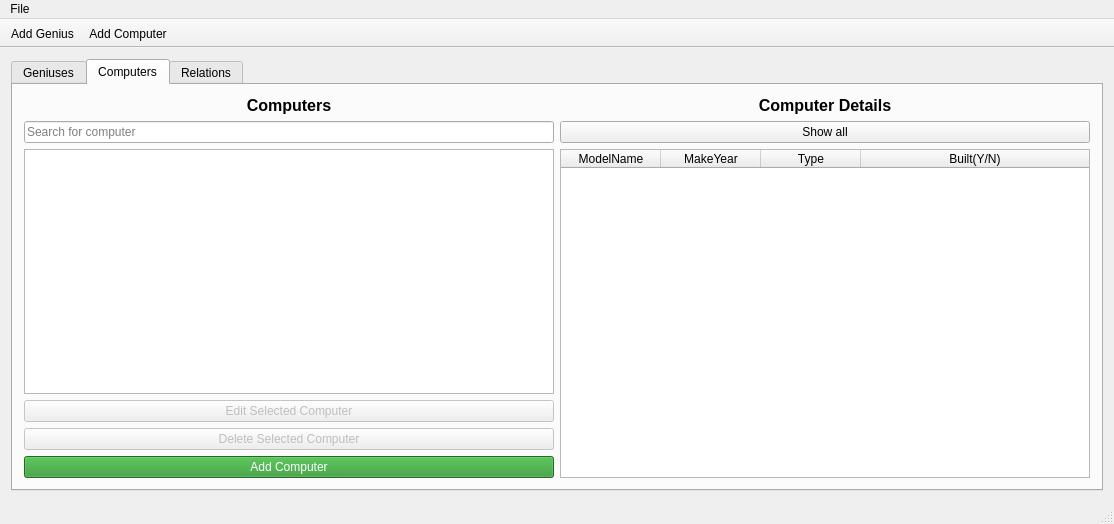
Above: mainwindow.ui from danielm15/VLN1-2016-Hopur_16 before the change. Below: the same form after it.
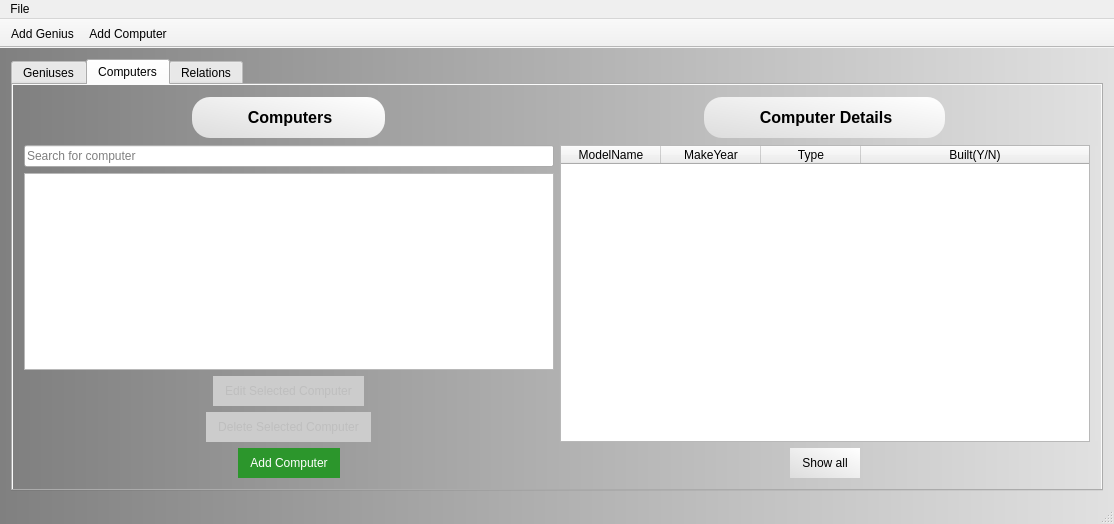
That is the form after the change. The open tabs and pages were chosen to show the change. Icons and pictures are not drawn.

Commit message: Added css and design features

Patch:
```diff
--- a/mainwindow.ui
+++ b/mainwindow.ui
@@ -17,13 +17,27 @@
    <iconset resource="resources.qrc">
     <normaloff>:/icons/images/genius-icon.png</normaloff>:/icons/images/genius-icon.png</iconset>
   </property>
+  <property name="styleSheet">
+   <string notr="true">#MainWindow{
+background-color: qlineargradient(spread:pad, x1:0, y1:0, x2:1, y2:0, stop:0 rgba(128, 128, 128, 255), stop:1 rgba(225, 225, 225, 255));
+}
+</string>
+  </property>
   <widget class="QWidget" name="centralWidget">
+   <property name="styleSheet">
+    <string notr="true">#centralWidget {
+background-color: qlineargradient(spread:pad, x1:0, y1:0, x2:1, y2:0, stop:0 rgba(128, 128, 128, 255), stop:1 rgba(225, 225, 225, 255));
+}</string>
+   </property>
    <layout class="QVBoxLayout" name="verticalLayout_6">
     <item>
      <widget class="QTabWidget" name="geniusDetails">
       <property name="autoFillBackground">
        <bool>false</bool>
       </property>
+      <property name="styleSheet">
+       <string notr="true"/>
+      </property>
       <property name="currentIndex">
        <number>2</number>
       </property>
@@ -118,8 +132,17 @@
         </item>
         <item>
          <layout class="QVBoxLayout" name="verticalLayout_2">
-          <item>
-           <widget class="QLabel" name="labelComputerDetails">
+          <item alignment="Qt::AlignHCenter">
+           <widget class="QLabel" name="labelGeniusDetails">
+            <property name="styleSheet">
+             <string notr="true">#labelGeniusDetails {
+	background-color: qlineargradient(spread:pad, x1:0, y1:1, x2:1, y2:0, stop:0 rgba(221, 221, 221, 255), stop:1 rgba(255, 255, 255, 255));
+	border: 2px solid;
+	border-radius: 19px;
+	border-color: none;
+	padding: 10px 50px;
+}</string>
+            </property>
             <property name="text">
              <string>&lt;html&gt;&lt;head/&gt;&lt;body&gt;&lt;p align=&quot;center&quot;&gt;&lt;span style=&quot; font-size:12pt; font-weight:600;&quot;&gt;Genius Details&lt;/span&gt;&lt;/p&gt;&lt;/body&gt;&lt;/html&gt;</string>
             </property>
@@ -182,19 +205,27 @@
        </layout>
       </widget>
       <widget class="QWidget" name="tabComputers">
+       <property name="styleSheet">
+        <string notr="true">#tabComputers {
+background-color: qlineargradient(spread:pad, x1:0, y1:0, x2:1, y2:0, stop:0 rgba(128, 128, 128, 255), stop:1 rgba(225, 225, 225, 255));
+}</string>
+       </property>
        <attribute name="title">
         <string>Computers</string>
        </attribute>
        <layout class="QHBoxLayout" name="horizontalLayout_3">
         <item>
          <layout class="QVBoxLayout" name="verticalLayout_4">
-          <item>
+          <item alignment="Qt::AlignHCenter">
            <widget class="QLabel" name="labelComputers">
-            <property name="minimumSize">
-             <size>
-              <width>439</width>
-              <height>0</height>
-             </size>
+            <property name="styleSheet">
+             <string notr="true">#labelComputers {
+	background-color: qlineargradient(spread:pad, x1:0, y1:1, x2:1, y2:0, stop:0 rgba(221, 221, 221, 255), stop:1 rgba(255, 255, 255, 255));
+	border: 2px solid;
+	border-radius: 19px;
+	border-color: none;
+	padding: 10px 50px;
+}</string>
             </property>
             <property name="text">
              <string>&lt;html&gt;&lt;head/&gt;&lt;body&gt;&lt;p align=&quot;center&quot;&gt;&lt;span style=&quot; font-size:12pt; font-weight:600;&quot;&gt;Computers&lt;/span&gt;&lt;/p&gt;&lt;/body&gt;&lt;/html&gt;</string>
@@ -211,13 +242,20 @@
           <item>
            <widget class="QListWidget" name="listComputers"/>
           </item>
-          <item>
+          <item alignment="Qt::AlignHCenter">
            <widget class="QPushButton" name="editbuttoncomputer">
             <property name="enabled">
              <bool>false</bool>
             </property>
             <property name="styleSheet">
-             <string notr="true">#editbuttoncomputer::enabled {
+             <string notr="true">#editbuttoncomputer {
+	padding: 6px 10px;
+	background-color: rgb(204, 204, 204);
+	border: 2px solid;
+	border-color: transparent;
+	border-radius: 16px;
+}
+#editbuttoncomputer::enabled {
 	background-color: rgb(32, 32, 113);
 	color: rgb(255, 255 ,255);
 }
@@ -231,13 +269,21 @@
             </property>
            </widget>
           </item>
-          <item>
+          <item alignment="Qt::AlignHCenter">
            <widget class="QPushButton" name="pushButtonDeleteComputer">
             <property name="enabled">
              <bool>false</bool>
             </property>
             <property name="styleSheet">
-             <string notr="true">#pushButtonDeleteComputer::enabled {
+             <string notr="true">#pushButtonDeleteComputer {
+	padding: 6px 10px;
+	background-color: rgb(204, 204, 204);
+	border: 2px solid;
+	border-color: transparent;
+	border-radius: 16px;
+}
+
+#pushButtonDeleteComputer::enabled {
 	background-color: rgb(117, 34, 34);
 	color: rgb(255, 255 ,255);
 }
@@ -251,18 +297,22 @@
             </property>
            </widget>
           </item>
-          <item>
+          <item alignment="Qt::AlignHCenter">
            <widget class="QPushButton" name="pushButtonAddComputer">
             <property name="styleSheet">
-             <string notr="true">#pushButtonAddComputer {
+             <string notr="true">#pushButtonAddComputer{
 	color: rgb(255, 255, 255);
 	background-color: rgb(44, 150, 44);
-	
+	padding: 6px 10px;
+	border: 2px solid;
+	border-color: transparent;
+	border-radius: 16px;
 }
 
 #pushButtonAddComputer::hover {
 	background-color: rgb(56, 190, 56);
-}</string>
+}
+</string>
             </property>
             <property name="text">
              <string>Add Computer</string>
@@ -273,20 +323,22 @@
         </item>
         <item>
          <layout class="QVBoxLayout" name="verticalLayout">
-          <item>
-           <widget class="QLabel" name="labelGeniusDetails">
+          <item alignment="Qt::AlignHCenter">
+           <widget class="QLabel" name="labelComputerDetails">
+            <property name="styleSheet">
+             <string notr="true">#labelComputerDetails {
+	background-color: qlineargradient(spread:pad, x1:0, y1:1, x2:1, y2:0, stop:0 rgba(221, 221, 221, 255), stop:1 rgba(255, 255, 255, 255));
+	border: 2px solid;
+	border-radius: 19px;
+	border-color: none;
+	padding: 10px 50px;
+}</string>
+            </property>
             <property name="text">
              <string>&lt;html&gt;&lt;head/&gt;&lt;body&gt;&lt;p align=&quot;center&quot;&gt;&lt;span style=&quot; font-size:12pt; font-weight:600;&quot;&gt;Computer Details&lt;/span&gt;&lt;/p&gt;&lt;/body&gt;&lt;/html&gt;</string>
             </property>
            </widget>
           </item>
-          <item>
-           <widget class="QPushButton" name="clearComputerSelection">
-            <property name="text">
-             <string>Show all</string>
-            </property>
-           </widget>
-          </item>
           <item>
            <widget class="QTableWidget" name="computerDetailsTable">
             <property name="enabled">
@@ -329,6 +381,26 @@
             </column>
            </widget>
           </item>
+          <item alignment="Qt::AlignHCenter">
+           <widget class="QPushButton" name="clearComputerSelection">
+            <property name="styleSheet">
+             <string notr="true">#clearComputerSelection {
+	padding: 6px 10px;
+	background-color: qlineargradient(spread:pad, x1:0, y1:1, x2:1, y2:0, stop:0 rgba(221, 221, 221, 255), stop:1 rgba(255, 255, 255, 255));
+	border: 2px solid;
+	border-color: transparent;
+	border-radius: 16px;
+}
+
+#clearComputerSelection::hover {
+	background-color: qlineargradient(spread:pad, x1:0, y1:1, x2:1, y2:0, stop:0 rgba(185, 185, 185, 255), stop:1 rgba(255, 255, 255, 255));
+}</string>
+            </property>
+            <property name="text">
+             <string>Show all</string>
+            </property>
+           </widget>
+          </item>
          </layout>
         </item>
        </layout>
```
Left out of the diff: 116 changed lines with no effect on the pictures. The commit also changes 4 other files.
